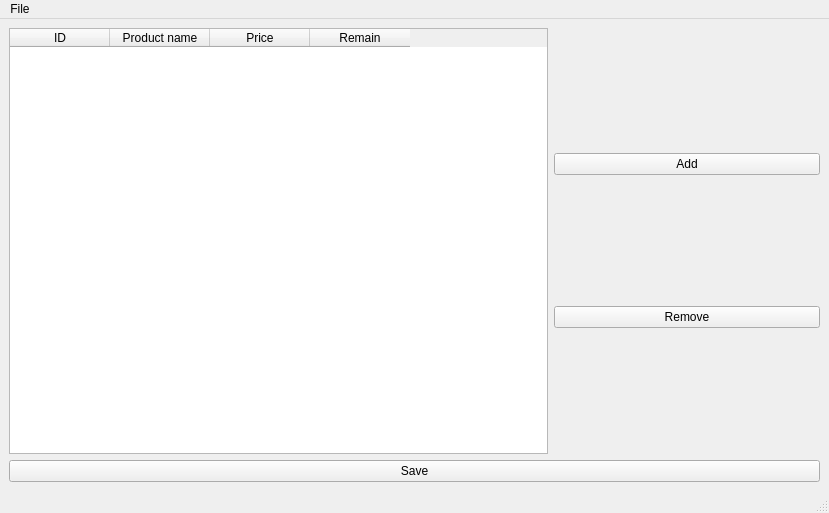
Old version of the form mainwindow.ui in the repository PYfffE/XML_DB_Editor.
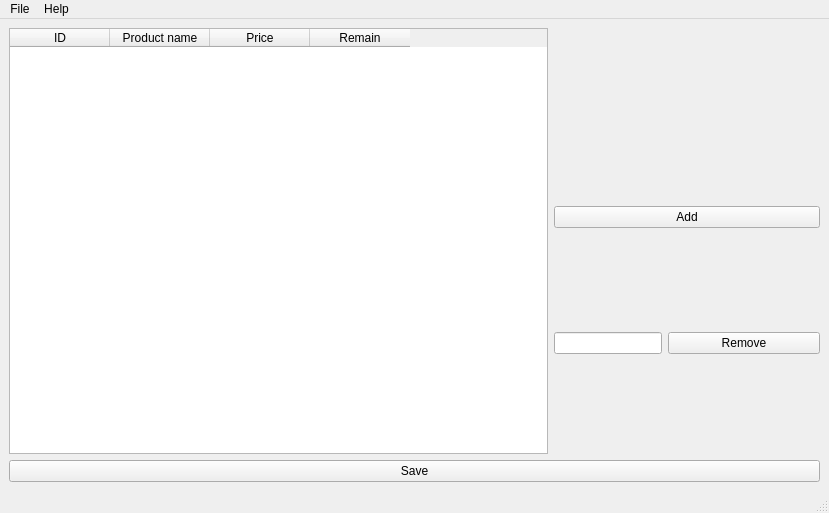
New version of the form.

The edit to the form file:
```diff
--- a/mainwindow.ui
+++ b/mainwindow.ui
@@ -60,18 +60,48 @@
       <item row="0" column="2">
        <layout class="QVBoxLayout" name="verticalLayout">
         <item>
-         <widget class="QPushButton" name="pushButton_3">
+         <spacer name="verticalSpacer">
+          <property name="orientation">
+           <enum>Qt::Vertical</enum>
+          </property>
+          <property name="sizeType">
+           <enum>QSizePolicy::Fixed</enum>
+          </property>
+          <property name="sizeHint" stdset="0">
+           <size>
+            <width>20</width>
+            <height>80</height>
+           </size>
+          </property>
+         </spacer>
+        </item>
+        <item>
+         <widget class="QPushButton" name="addButton">
           <property name="text">
            <string>Add</string>
           </property>
          </widget>
         </item>
         <item>
-         <widget class="QPushButton" name="pushButton_2">
-          <property name="text">
-           <string>Remove</string>
-          </property>
-         </widget>
+         <layout class="QGridLayout" name="gridLayout_3">
+          <item row="0" column="1">
+           <widget class="QPushButton" name="removeButton">
+            <property name="text">
+             <string>Remove</string>
+            </property>
+           </widget>
+          </item>
+          <item row="0" column="0">
+           <widget class="QLineEdit" name="lineNumberEdit">
+            <property name="sizePolicy">
+             <sizepolicy hsizetype="Fixed" vsizetype="Fixed">
+              <horstretch>0</horstretch>
+              <verstretch>0</verstretch>
+             </sizepolicy>
+            </property>
+           </widget>
+          </item>
+         </layout>
         </item>
        </layout>
       </item>
@@ -96,7 +126,14 @@
     <addaction name="actionSaveAs"/>
     <addaction name="actionExit"/>
    </widget>
+   <widget class="QMenu" name="menuHelp">
+    <property name="title">
+     <string>Help</string>
+    </property>
+    <addaction name="actionAbout_program"/>
+   </widget>
    <addaction name="menuFile"/>
+   <addaction name="menuHelp"/>
   </widget>
   <widget class="QStatusBar" name="statusbar"/>
   <action name="actionOpen">
```
Left out of the diff: 5 changed lines with no effect on the pictures.
